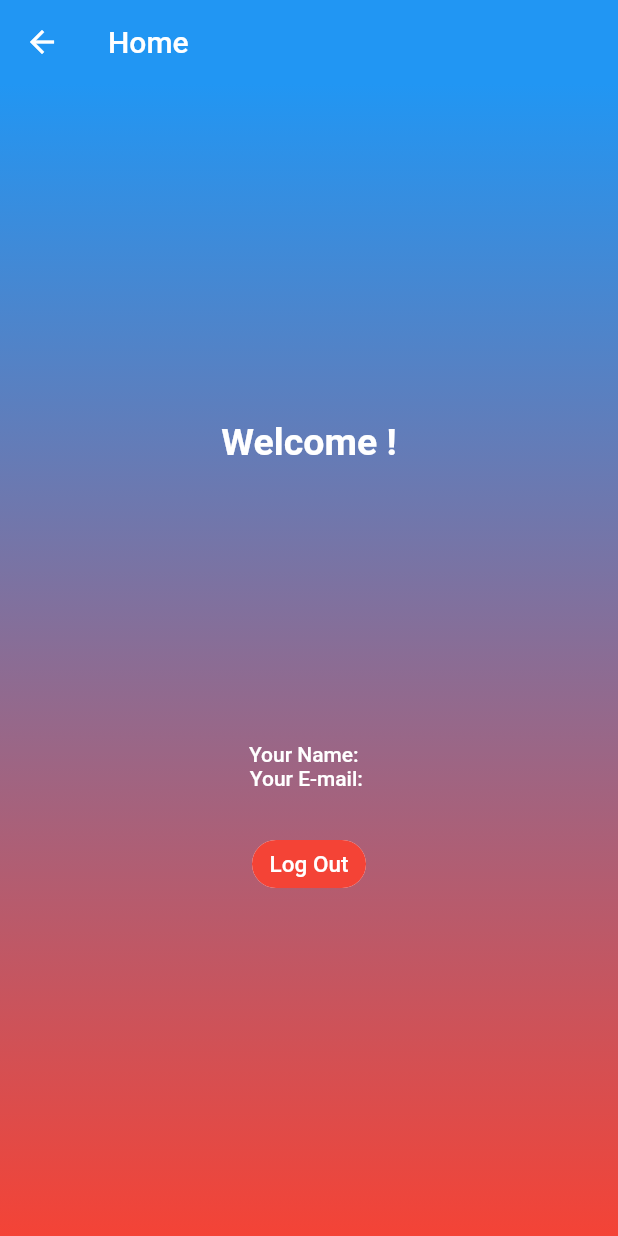
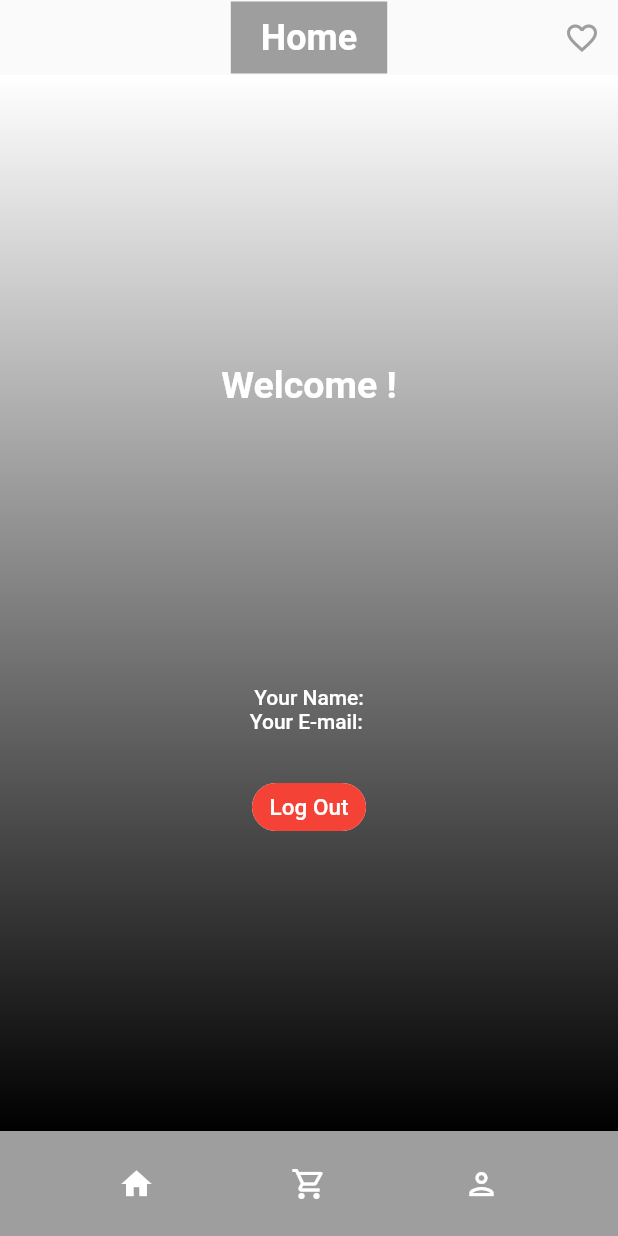
Before and after one commit to c-mongan/Flutter-Clothing-Store, a Flutter app: the HomePage screen opened directly, on a phone screen of 412 x 824 dp. Run offline on Flutter 3.47's test engine with Material 2 defaults, Android fonts, the phone set to English and light mode, and no system bars; our stand-ins replace carousel_slider, cloud_firestore, firebase_auth, firebase_core, fluttertoast; accounts and stored records are empty.

Commit message:
Added NavBar , AppBar and Pagination
Customized AppBar and NavigationBar were added. Route navigation is implemented between each screen.

```diff
--- a/online_clothing_store/lib/screens/home_screen.dart
+++ b/online_clothing_store/lib/screens/home/home_page.dart
@@ -2,40 +2,53 @@ import 'package:cloud_firestore/cloud_firestore.dart';
 import 'package:firebase_auth/firebase_auth.dart';
 import 'package:flutter/material.dart';
 import 'package:fluttertoast/fluttertoast.dart';
-import 'package:health_app_fyp/model/user_model.dart';
-import 'login_screen.dart';
 
-class HomePage extends StatefulWidget {
+import '../../widgets/customised_appbar.dart';
+import '../../widgets/customised_navbar.dart';
+import '../authentication/login_screen.dart';
+
+//class HomePage extends StatefulWidget {
+class HomePage extends StatelessWidget {
   const HomePage({Key? key}) : super(key: key);
 
-  @override
-  _HomePageState createState() => _HomePageState();
+//Route name
+  static const String routeName = '/';
+
+  //Route Method
+  static Route route() {
+    return MaterialPageRoute(
+        settings: const RouteSettings(name: routeName),
+        builder: (_) => const HomePage());
   }
 
-class _HomePageState extends State<HomePage> {
-  User? user = FirebaseAuth.instance.currentUser;
-  UserModel loggedInUser = UserModel();
+//   @override
+//   _HomePageState createState() => _HomePageState();
+// }
 
-  @override
-  void initState() {
-    super.initState();
-    FirebaseFirestore.instance
-        .collection("users")
-        .doc(user!.uid)
-        .get()
-        .then((value) {
-      loggedInUser = UserModel.fromMap(value.data());
-      setState(() {});
-    });
-  }
+// class _HomePageState extends State<HomePage> {
+//   User? user = FirebaseAuth.instance.currentUser;
+//   UserModel loggedInUser = UserModel();
+
+  // @override
+  // void initState() {
+
+  //   FirebaseFirestore.instance
+  //       .collection("users")
+  //       .doc(user!.uid)
+  //       .get()
+  //       .then((value) {
+  //     loggedInUser = UserModel.fromMap(value.data());
+  //       super.initState();
+
+  //     setState(() {});
+
+  //   });
+  // }
 
   @override
   Widget build(BuildContext context) => Scaffold(
-      appBar: AppBar(
-        title: const Text('Home'),
-        backgroundColor: Colors.blue,
-        elevation: 0,
-      ),
+      appBar: const CustomisedAppBar(title: 'Home'),
+      bottomNavigationBar: const CustomisedNavigationBar(),
       body: Container(
         width: MediaQuery.of(context).size.width,
         height: MediaQuery.of(context).size.height,
@@ -43,8 +56,8 @@ class _HomePageState extends State<HomePage> {
             gradient: LinearGradient(
                 // colors: [Colors.red, Colors.white, Colors.red],
                 colors: [
-              Colors.blue,
-              Colors.red,
+              Colors.white,
+              Colors.black,
               // Colors.red,
               //Colors.blue,
 
@@ -60,7 +73,7 @@ class _HomePageState extends State<HomePage> {
                 SizedBox(
                   height: 55,
                   child: Text(
-                    "Welcome ${loggedInUser.firstName}!",
+                    "Welcome !",
                     // "Welcome ${loggedInUser.firstName} ${loggedInUser.secondName}!",
                     style: const TextStyle(
                         fontSize: 25,
@@ -82,13 +95,12 @@ class _HomePageState extends State<HomePage> {
                 SizedBox(
                   height: 25,
                 ),
-                Text(
-                    "Your Name: ${loggedInUser.firstName} ${loggedInUser.secondName}",
+                Text("Your Name:",
                     style: const TextStyle(
                       color: Colors.white,
                       fontWeight: FontWeight.w500,
                     )),
-                Text("Your E-mail: ${loggedInUser.email}",
+                Text("Your E-mail: ",
                     style: const TextStyle(
                       color: Colors.white,
                       fontWeight: FontWeight.w500,
@@ -109,7 +121,6 @@ class _HomePageState extends State<HomePage> {
           ),
         ),
       ));
-}
 
   Future<void> logout(BuildContext context) async {
     await FirebaseAuth.instance.signOut();
@@ -117,3 +128,4 @@ Future<void> logout(BuildContext context) async {
         MaterialPageRoute(builder: (context) => const LoginScreen()));
     Fluttertoast.showToast(msg: "Logout Successful! ");
   }
+}
--- /dev/null
+++ b/online_clothing_store/lib/widgets/customised_appbar.dart
@@ -0,0 +1,52 @@
+import 'package:flutter/cupertino.dart';
+import 'package:flutter/material.dart';
+
+class CustomisedAppBar extends StatelessWidget with PreferredSizeWidget {
+  final String title;
+
+  //Passing title to constructor allows us to reuse the appbar throughoyt the app
+  const CustomisedAppBar({
+    required this.title,
+    Key? key,
+  }) : super(key: key);
+
+  @override
+  Widget build(BuildContext context) {
+    return AppBar(
+      centerTitle: true, // This is all you need to centre titles
+      backgroundColor: Colors.transparent,
+      elevation: 0,
+      title: Container(
+        color: Colors.grey,
+        padding: const EdgeInsets.symmetric(horizontal: 20, vertical: 10),
+        child: Text(
+          title,
+          style:
+              // Theme.of(context)
+              //     .textTheme
+              //     .headline3!
+              //     .copyWith(color: Colors.white)
+              const TextStyle(
+                  color: Colors.white,
+                  fontSize: 24,
+                  //  fontFamily: 'Avenir',
+                  fontWeight: FontWeight.bold),
+        ),
+      ),
+
+      iconTheme: const IconThemeData(color: Colors.grey),
+      actions: [
+        IconButton(
+          onPressed: () {
+            Navigator.pushNamed(context, '/wish');
+          },
+          icon: const Icon(Icons.favorite_outline_sharp),
+        )
+      ],
+    );
+  }
+
+  @override
+  //Determines height of appbar
+  Size get preferredSize => const Size.fromHeight(50.0);
+}
--- /dev/null
+++ b/online_clothing_store/lib/widgets/customised_navbar.dart
@@ -0,0 +1,46 @@
+import 'package:flutter/material.dart';
+
+class CustomisedNavigationBar extends StatelessWidget {
+  const CustomisedNavigationBar({
+    Key? key,
+  }) : super(key: key);
+
+  @override
+  Widget build(BuildContext context) {
+    return BottomAppBar(
+      color: Colors.grey,
+      child: SizedBox(
+        height: 70,
+        child: Row(mainAxisAlignment: MainAxisAlignment.spaceEvenly, children: [
+          IconButton(
+            onPressed: () {
+              Navigator.pushNamed(context, "/");
+            },
+            icon: const Icon(
+              Icons.home,
+              color: Colors.white,
+            ),
+          ),
+          IconButton(
+            onPressed: () {
+              Navigator.pushNamed(context, "/basket");
+            },
+            icon: const Icon(
+              Icons.shopping_cart_outlined,
+              color: Colors.white,
+            ),
+          ),
+          IconButton(
+            onPressed: () {
+              Navigator.pushNamed(context, "/user");
+            },
+            icon: const Icon(
+              Icons.person_outlined,
+              color: Colors.white,
+            ),
+          ),
+        ]),
+      ),
+    );
+  }
+}
--- a/online_clothing_store/lib/widgets/theme.dart
+++ b/online_clothing_store/lib/widgets/theme.dart
@@ -1,5 +1,6 @@
 import 'package:flutter/material.dart';
 
+//Theme of App
 ThemeData theme() {
   return ThemeData(
     scaffoldBackgroundColor: Colors.white,
@@ -9,7 +10,7 @@ ThemeData theme() {
 }
 
 TextTheme textTheme() {
-  return TextTheme(
+  return const TextTheme(
     headline1: TextStyle(
       color: Colors.black,
       fontWeight: FontWeight.bold,
--- /dev/null
+++ b/online_clothing_store/lib/widgets/widgets.dart
@@ -0,0 +1,4 @@
+//Barrel file for exports
+
+export 'customised_appbar.dart';
+export 'customised_navbar.dart';
```
Also changed, not shown: online_clothing_store/lib/configurations/app_router.dart (added, +42 -0 lines), online_clothing_store/lib/main.dart (+9 -3 lines), online_clothing_store/lib/screens/authentication/login_screen.dart (renamed from online_clothing_store/lib/screens/login_screen.dart, +6 -3 lines), online_clothing_store/lib/screens/authentication/register_screen.dart (renamed from online_clothing_store/lib/screens/register_screen.dart, +5 -12 lines), online_clothing_store/lib/screens/basket/basket_page.dart (added, +29 -0 lines), online_clothing_store/lib/screens/checkout/checkout_page.dart (added, +24 -0 lines), online_clothing_store/lib/screens/inventory/inventory_page.dart (added, +24 -0 lines), online_clothing_store/lib/screens/landpage.dart (deleted, +0 -190 lines), online_clothing_store/lib/screens/loading/loading_page.dart (added, +47 -0 lines), online_clothing_store/lib/screens/product/product_page.dart (added, +23 -0 lines), online_clothing_store/lib/screens/screens.dart (added, +7 -0 lines), online_clothing_store/lib/screens/wishlist/wishlist_page.dart (added, +23 -0 lines), 1 other file. Lines whose indentation alone changed are shown as unchanged.
